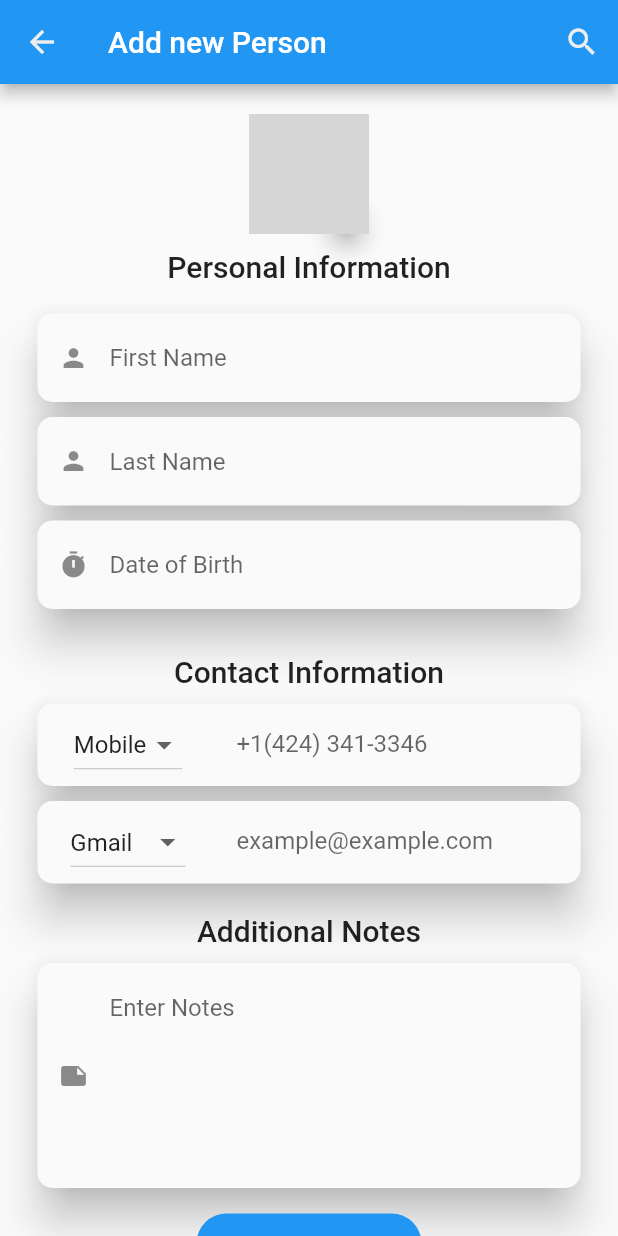
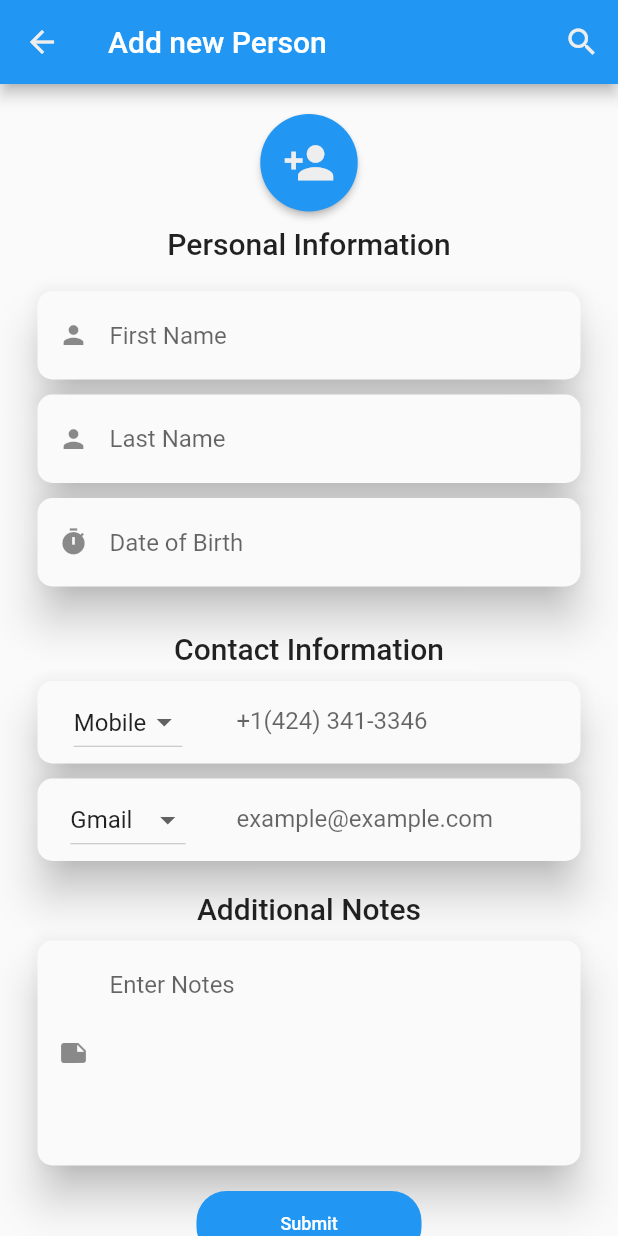
Before and after one commit to endalkh/Contact_list, a Flutter app: the AddNewPersonScreen screen opened directly, on a phone screen of 412 x 824 dp. Run offline on Flutter 3.47's test engine with Material 2 defaults, Android fonts, the phone set to English and light mode, and no system bars; our stand-ins replace cached_network_image, jiffy, shared_preferences, simple_animations; missing offline and left inert: rounded_letter; accounts and stored records are empty; grey boxes are pictures that could not be loaded.

Commit message:
adding header icons to add person

```diff
--- a/lib/pages/home/add_new_person.dart
+++ b/lib/pages/home/add_new_person.dart
@@ -110,23 +110,18 @@ class _AddNewPerson extends State<AddNewPersonScreen>{
   personalInformation() {
     return Column(
       children: [
-        // Padding(padding: EdgeInsets.all(5)),
-        CircleAvatar(
-            radius: 40,
-            backgroundImage: CachedNetworkImageProvider(Constant.images[0]),
-            child: Container(
-              margin: EdgeInsets.only(left: 50, top: 50),
-              width: 25,
-              height: 25,
-              child: FloatingActionButton(
-                onPressed: () => {},
-                backgroundColor: PRIMARY_COLOR,
-                child: Icon(
-                  Icons.edit,
-                  color: lightBG,
-                ),
-              ),
-            )),
+        new RawMaterialButton(
+          onPressed: () {},
+          child: new Icon(
+            Icons.person_add,
+            color: TRIAL_COLOR,
+            size: 35.0,
+          ),
+          shape: new CircleBorder(),
+          elevation: 2.0,
+          fillColor:PRIMARY_COLOR,
+          padding: const EdgeInsets.all(15.0),
+        ),
 
         Padding(padding: EdgeInsets.all(5)),
         Text(
```
Also changed, not shown: lib/api/auth.dart (+5 -5 lines).
